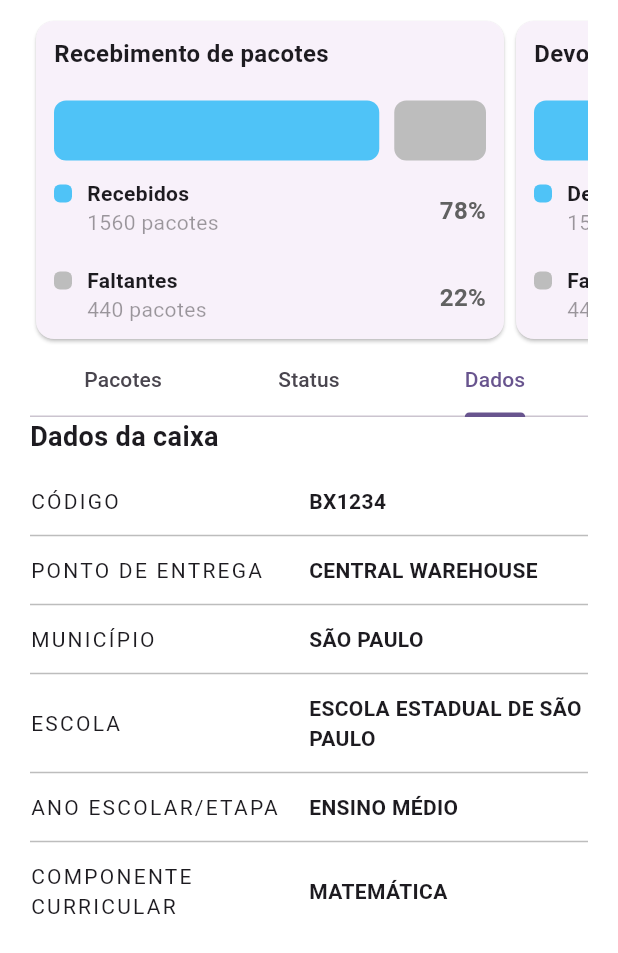
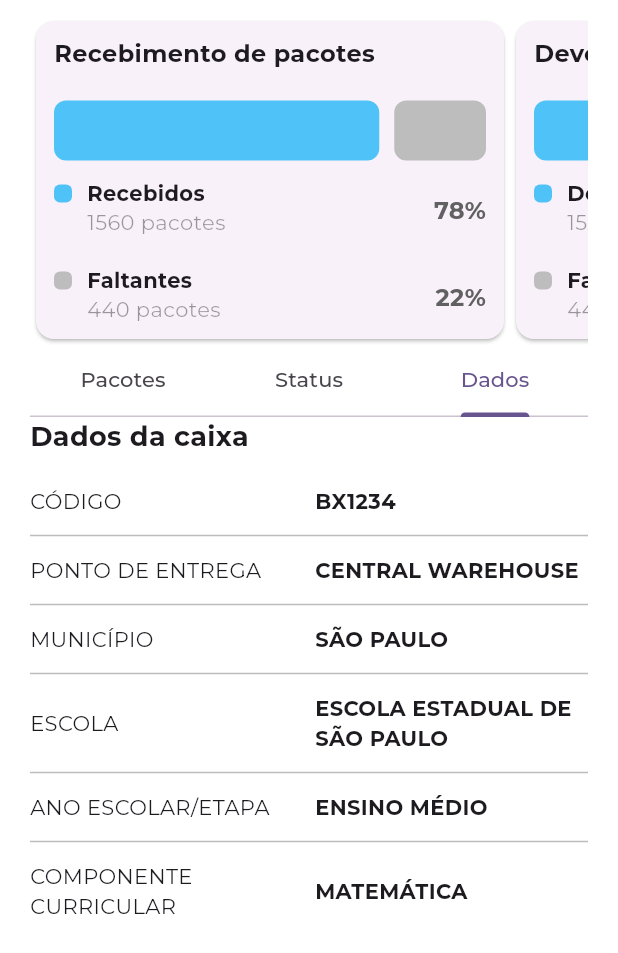
Before and after one commit to victoraugustoas/caed-app, a Flutter app: the screen it shows after launch, tab 3 chosen, on a phone screen of 412 x 824 dp. Shown: the top 953 px of the screen. Run offline on Flutter 3.47's test engine with Material 3 defaults, Android fonts, the phone set to English and light mode, and no system bars; our stand-ins replace dio, flutter_riverpod, freezed_annotation, get_it, go_router, google_fonts and 1 more; generated files the repository leaves out were written again.

Commit message:
feat: added google fonts

```diff
--- a/lib/main.dart
+++ b/lib/main.dart
@@ -2,6 +2,7 @@ import 'package:caed_app/global/initializer.dart';
 import 'package:caed_app/global/router/go_router_provider.dart';
 import 'package:flutter/material.dart';
 import 'package:flutter_riverpod/flutter_riverpod.dart';
+import 'package:google_fonts/google_fonts.dart';
 
 void main() {
   runApp(const ProviderScope(child: CaedApp()));
@@ -33,6 +34,7 @@ class _CaedAppState extends ConsumerState<CaedApp> {
         colorScheme: ColorScheme.fromSeed(seedColor: Colors.deepPurple),
         useMaterial3: true,
         scaffoldBackgroundColor: Colors.white,
+        textTheme: GoogleFonts.montserratTextTheme(),
       ),
     );
   }
--- a/lib/screens/home/home_view.dart
+++ b/lib/screens/home/home_view.dart
@@ -17,7 +17,17 @@ class HomeView extends StatelessWidget {
           padding: const EdgeInsets.symmetric(horizontal: 20, vertical: 10),
           child: Column(
             children: [
-              SizedBox(
+              _buildHorizontalCardBox(),
+              Expanded(child: _buildTabs()),
+            ],
+          ),
+        ),
+      ),
+    );
+  }
+
+  Widget _buildHorizontalCardBox() {
+    return SizedBox(
       height: 220,
       child: SingleChildScrollView(
         scrollDirection: Axis.horizontal,
@@ -42,12 +52,6 @@ class HomeView extends StatelessWidget {
               ),
             ),
           ],
-                  ),
-                ),
-              ),
-              Expanded(child: _buildTabs()),
-            ],
-          ),
         ),
       ),
     );
--- a/lib/widgets/box_data.dart
+++ b/lib/widgets/box_data.dart
@@ -37,12 +37,8 @@ class BoxData extends StatelessWidget {
   Widget _buildRow(String label, String value) {
     return Row(
       children: [
-        Expanded(
-          child: Text(
-            label.toUpperCase(),
-            style: const TextStyle(letterSpacing: 1.5),
-          ),
-        ),
+        Expanded(child: Text(label.toUpperCase())),
+        const SizedBox(width: 8),
         Expanded(
           child: Text(
             value.toUpperCase(),
--- a/pubspec.yaml
+++ b/pubspec.yaml
@@ -42,6 +42,7 @@ dependencies:
   riverpod_annotation: ^2.6.1
   freezed_annotation: ^2.4.4
   json_annotation: ^4.9.0
+  google_fonts: ^6.2.1
 
 dev_dependencies:
   flutter_test:
```
Also changed, not shown: pubspec.lock. Lines whose indentation alone changed are shown as unchanged.
